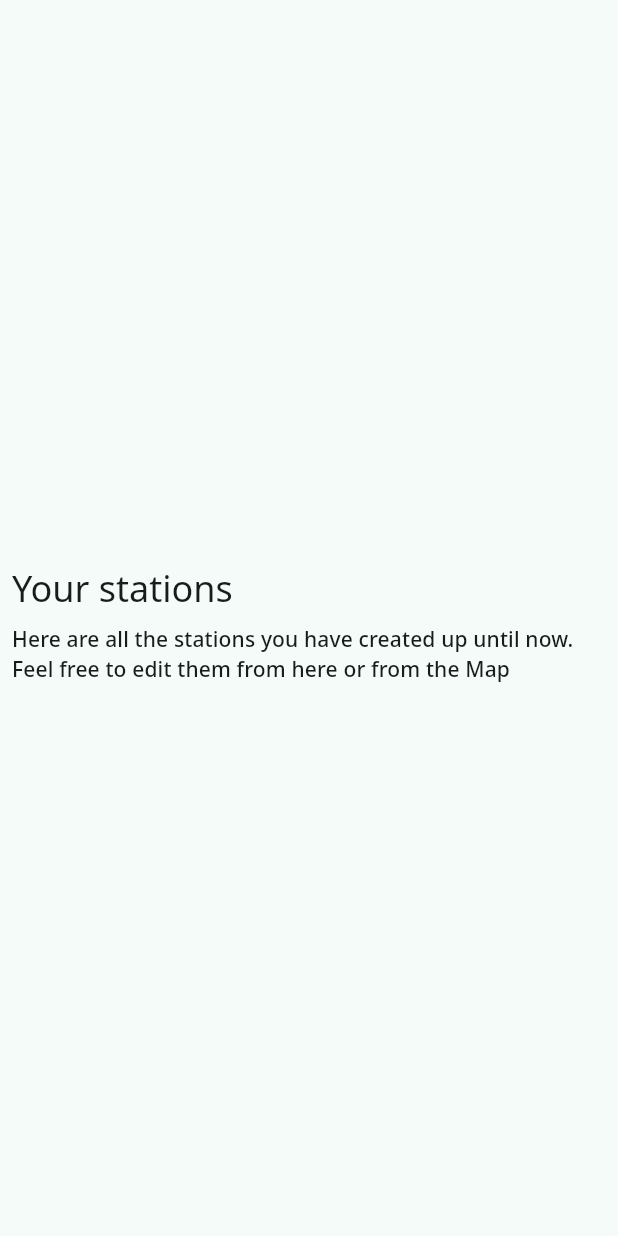
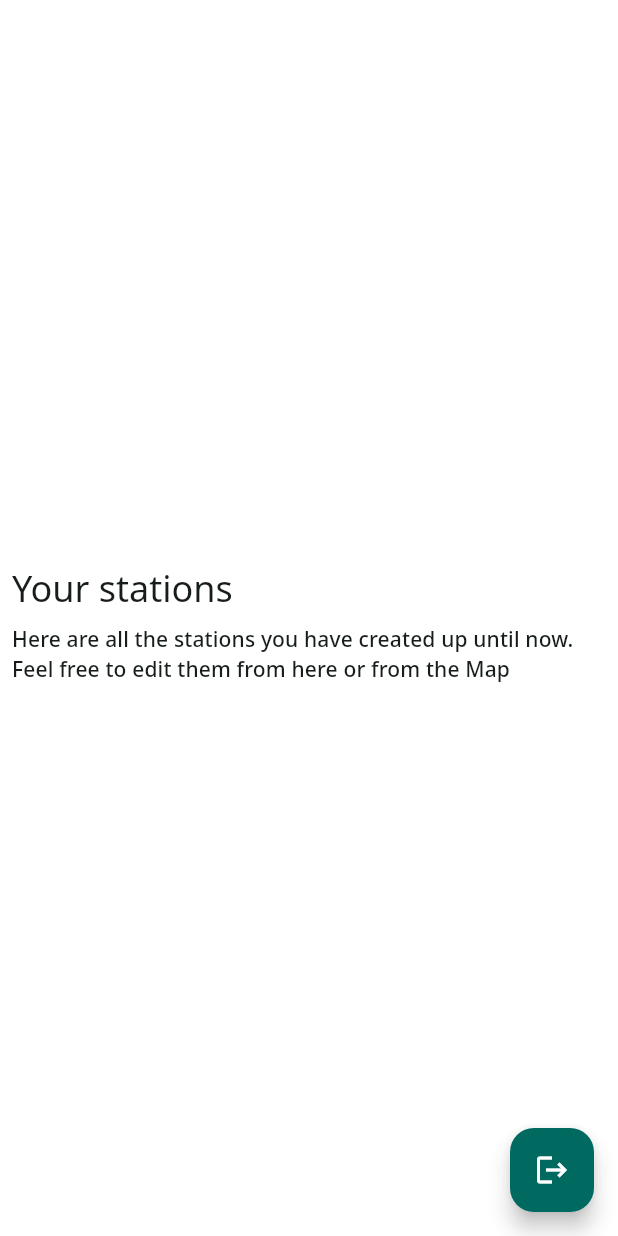
Before and after one commit to lemomar/autosense_test, a Flutter app: the UserStationsView screen opened directly, on a phone screen of 412 x 824 dp. Run offline on Flutter 3.47's test engine with Material 2 defaults, Android fonts, the phone set to English and light mode, and no system bars; our stand-ins replace bloc, dio, equatable, firebase_auth, firebase_core, flex_color_scheme and 8 more; missing offline and left inert: flow_builder; accounts and stored records are empty; network calls fail.

Commit message:
💄 Last few visual changes

```diff
--- a/fuel_maps/lib/cubits/login/login_cubit.dart
+++ b/fuel_maps/lib/cubits/login/login_cubit.dart
@@ -19,6 +19,11 @@ class LoginCubit extends Cubit<LoginState> {
 
   void passwordChanged(String value) {
     emit(state.copyWith(password: value, loginStatus: LoginStatus.initial));
+  }
+
+  void logout() async {
+    emit(state.copyWith(email: "", password: "", loginStatus: LoginStatus.initial));
+    await _authRepository.logout();
   }
 
   void login(String email, String password) async {
--- a/fuel_maps/lib/main.dart
+++ b/fuel_maps/lib/main.dart
@@ -99,6 +99,7 @@ class AppView extends HookWidget {
     final bool isDark = Theme.of(context).brightness == Brightness.dark;
 
     return Scaffold(
+      backgroundColor: Colors.black,
       bottomNavigationBar: CustomNavigationBar(
         isDark: isDark,
         colorScheme: colorScheme,
--- a/fuel_maps/lib/pages/map/map.dart
+++ b/fuel_maps/lib/pages/map/map.dart
@@ -99,6 +99,8 @@ class FloatingActionButtons extends StatelessWidget {
         if (app.state.status == AppStatus.authenticated &&
             context.watch<LocationCubit>().state.newMarkerCoordinates != null)
           FloatingActionButton(
+            backgroundColor: Theme.of(context).colorScheme.primary,
+            foregroundColor: Theme.of(context).colorScheme.onPrimary,
             onPressed: () async {
               showDialog(
                 context: context,
@@ -115,6 +117,8 @@ class FloatingActionButtons extends StatelessWidget {
           width: 12,
         ),
         FloatingActionButton(
+          backgroundColor: Theme.of(context).colorScheme.primary,
+          foregroundColor: Theme.of(context).colorScheme.onPrimary,
           onPressed: () async {
             context.read<LocationCubit>().updateLocation();
             if (controller.value.isCompleted) {
@@ -156,7 +160,7 @@ class MapWidget extends StatelessWidget {
       myLocationButtonEnabled: false,
       markers: markers,
       initialCameraPosition: CameraPosition(
-        zoom: 1,
+        zoom: 12,
         target: location.currentCoordinates!,
       ),
       onTap: (LatLng newMarkerCoordinates) =>
--- a/fuel_maps/lib/pages/user_stations/user_stations_view.dart
+++ b/fuel_maps/lib/pages/user_stations/user_stations_view.dart
@@ -1,6 +1,7 @@
 import 'package:flutter/material.dart';
 import 'package:flutter_bloc/flutter_bloc.dart';
-import 'package:fuel_maps/cubits/stations/stations_cubit.dart';
+import 'package:fuel_maps/blocs/app/app_bloc.dart';
+import 'package:fuel_maps/cubits/cubits.dart';
 import 'package:fuel_maps/shared/shared.dart';
 
 import '../map/station_edit_dialog.dart';
@@ -14,6 +15,16 @@ class UserStationsView extends StatelessWidget {
   Widget build(BuildContext context) {
     final stations = context.select((StationsCubit cubit) => cubit.state.stations);
     return Scaffold(
+      floatingActionButton: FloatingActionButton(
+        onPressed: () => context.read<AppBloc>().add(AppLogoutRequested()),
+        foregroundColor: Theme.of(context).colorScheme.onPrimary,
+        backgroundColor: Theme.of(context).colorScheme.primary,
+        child: const Icon(
+          Icons.logout,
+        ),
+        tooltip: "Log out",
+      ),
+      backgroundColor: Theme.of(context).colorScheme.onPrimary,
       body: Center(
         child: Column(
           mainAxisSize: MainAxisSize.min,
--- a/fuel_maps/lib/shared/widgets/auth_widgets/auth_wrapper.dart
+++ b/fuel_maps/lib/shared/widgets/auth_widgets/auth_wrapper.dart
@@ -53,6 +53,7 @@ class AuthWrapper extends StatelessWidget {
           }
         },
         child: Scaffold(
+          backgroundColor: Theme.of(context).colorScheme.onPrimary,
           body: Padding(
             padding: const EdgeInsets.all(16),
             child: Center(child: child),
--- a/fuel_maps/lib/shared/widgets/auth_widgets/login_button.dart
+++ b/fuel_maps/lib/shared/widgets/auth_widgets/login_button.dart
@@ -14,6 +14,10 @@ class LoginButton extends StatelessWidget {
         if (state.loginStatus == LoginStatus.submitted) return const CircularProgressIndicator();
         if (state.loginStatus == LoginStatus.success) return const Icon(Icons.check);
         return ElevatedButton(
+          style: ElevatedButton.styleFrom(
+            primary: Theme.of(context).colorScheme.primary,
+            onPrimary: Theme.of(context).colorScheme.onPrimary,
+          ),
           onPressed: () => context.read<LoginCubit>().login(state.email, state.password),
           child: const Text("Login"),
         );
--- a/fuel_maps/pubspec.yaml
+++ b/fuel_maps/pubspec.yaml
@@ -3,7 +3,7 @@ description: A new Flutter project.
 
 publish_to: 'none'
 
-version: 1.0.0
+version: 1.0.1
 
 environment:
   sdk: '>=2.16.2 <3.0.0'
```
